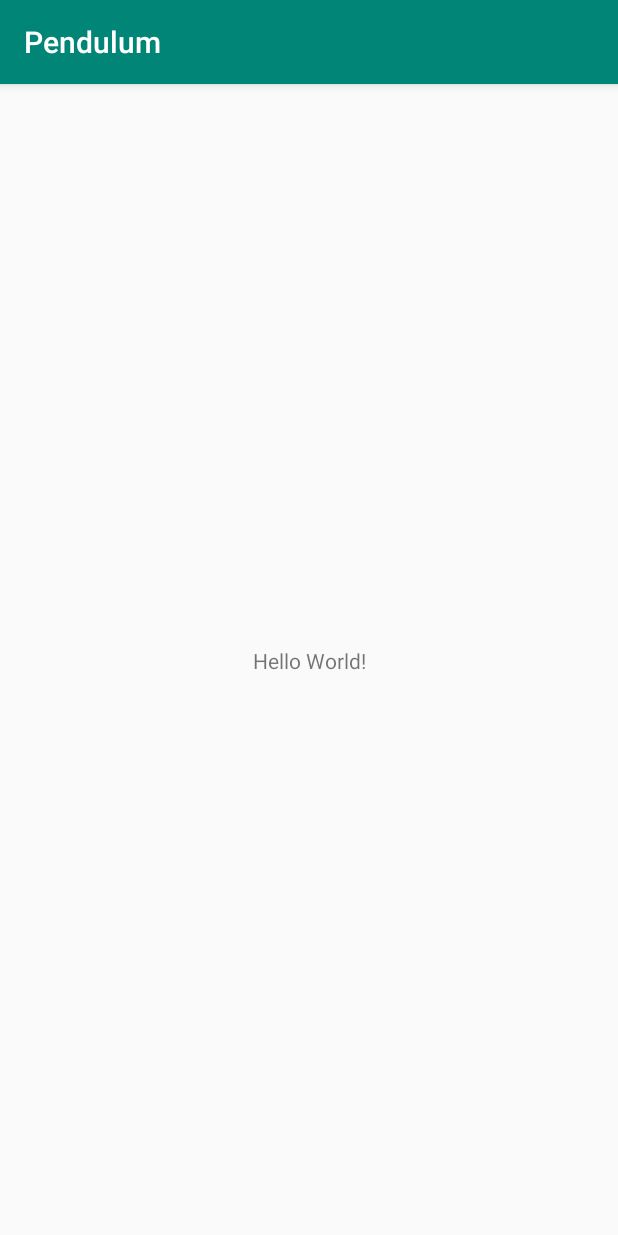
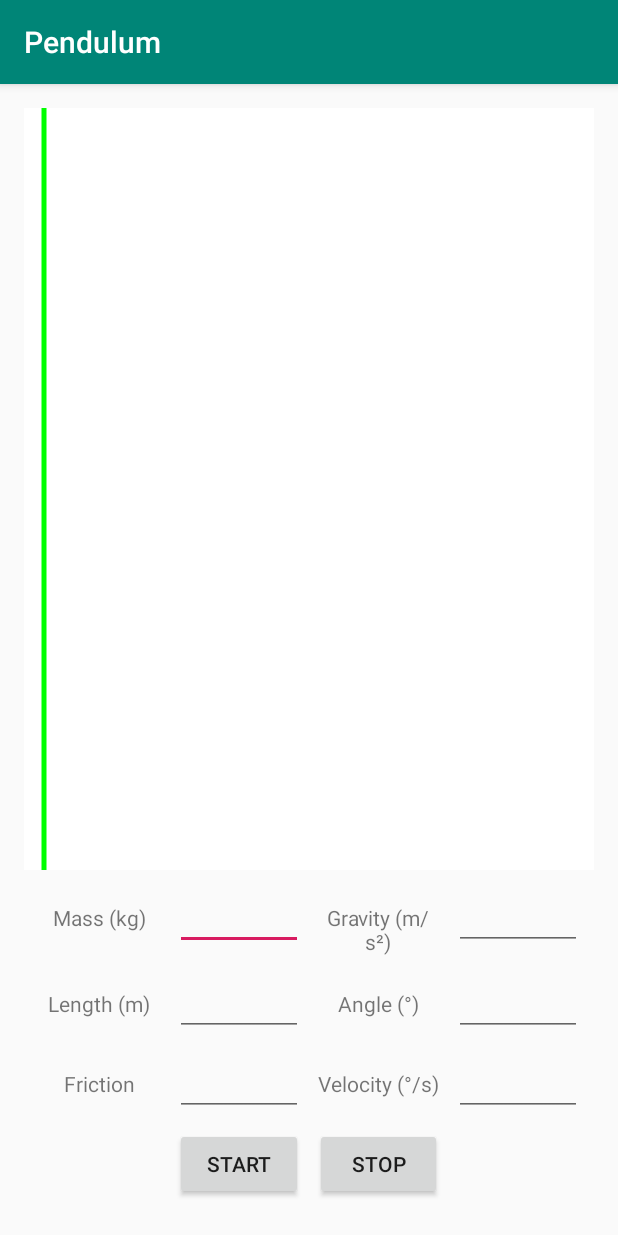
Before and after one commit to Javtor/PendulumAndroid, an Android app: the screen it shows after launch (MainActivity), on a phone screen of 412 x 824 dp. Run offline under Robolectric (Android 15) with nearby library versions, the phone set to English and light mode, and no system bars.

Commit message:
Basic layout

```diff
--- a/app/build.gradle
+++ b/app/build.gradle
@@ -4,7 +4,7 @@ android {
     compileSdkVersion 28
     defaultConfig {
         applicationId "com.javiertorres.pendulum"
-        minSdkVersion 15
+        minSdkVersion 21
         targetSdkVersion 28
         versionCode 1
         versionName "1.0"
--- /dev/null
+++ b/app/src/main/java/com/javiertorres/pendulum/CanvasView.java
@@ -0,0 +1,26 @@
+package com.javiertorres.pendulum;
+
+import android.content.Context;
+import android.graphics.Canvas;
+import android.graphics.Color;
+import android.graphics.Paint;
+import android.util.AttributeSet;
+import android.view.View;
+
+public class CanvasView extends View {
+
+    public CanvasView (Context cxt, AttributeSet attrs) {
+        super(cxt, attrs);
+        setMinimumHeight(100);
+        setMinimumWidth(100);
+    }
+
+    @Override
+    protected void onDraw(Canvas cv) {
+        cv.drawColor(Color.WHITE);
+        Paint p = new Paint();
+        p.setColor(Color.GREEN);
+        p.setStrokeWidth(5);
+        cv.drawLine(20, 0, 20, cv.getHeight(), p);
+    }
+}
--- a/app/src/main/java/com/javiertorres/pendulum/MainActivity.java
+++ b/app/src/main/java/com/javiertorres/pendulum/MainActivity.java
@@ -1,7 +1,10 @@
 package com.javiertorres.pendulum;
 
+import android.content.Context;
+import android.graphics.Canvas;
 import android.support.v7.app.AppCompatActivity;
 import android.os.Bundle;
+import android.view.View;
 
 public class MainActivity extends AppCompatActivity {
 
@@ -9,5 +12,7 @@ public class MainActivity extends AppCompatActivity {
     protected void onCreate(Bundle savedInstanceState) {
         super.onCreate(savedInstanceState);
         setContentView(R.layout.activity_main);
+
     }
+
 }
--- /dev/null
+++ b/app/src/main/java/com/javiertorres/pendulum/model/Pendulum.java
@@ -0,0 +1,82 @@
+package com.javiertorres.pendulum.model;
+
+public class Pendulum {
+
+	private double theta;
+	private double dTheta;
+	/**
+	 * Length
+	 */
+	private double L;
+	/**
+	 * Mass
+	 */
+	private double m;
+	/**
+	 * Gravity
+	 */
+	private double g;
+	/**
+	 * Friction
+	 */
+	private double k;
+
+	public Pendulum(double theta, double dTheta, double l, double m, double g, double k) {
+		super();
+		setTheta(theta);
+		this.dTheta = dTheta;
+		L = l;
+		this.m = m;
+		this.g = g;
+		this.k = k;
+	}
+
+	public double getTheta() {
+		return theta;
+	}
+
+	public void setTheta(double theta) {
+		this.theta = Math.toRadians(theta);
+	}
+
+	public double getDTheta() {
+		return dTheta;
+	}
+
+	public void setDTheta(double dTheta) {
+		this.dTheta = dTheta;
+	}
+
+	public void step(double dt) {
+		theta += dTheta*dt;
+		dTheta += (-(g/L)*Math.sin(theta)-k*dTheta)*dt;
+//		dTheta += (-(g/L)*theta-k*dTheta)*dt;
+	}
+
+	public double getX() {
+		return L*Math.sin(theta);
+	}
+
+	public double getY() {
+		return L*(1-Math.cos(theta));
+//		return 0;
+	}
+
+	public double getL() {
+		return L;
+	}
+
+	public void setL(double l) {
+		L = l;
+	}
+
+	public double getM() {
+		return m;
+	}
+
+	public void setM(double m) {
+		this.m = m;
+	}
+
+
+}
--- a/app/src/main/res/layout/activity_main.xml
+++ b/app/src/main/res/layout/activity_main.xml
@@ -1,18 +1,150 @@
 <?xml version="1.0" encoding="utf-8"?>
-<android.support.constraint.ConstraintLayout xmlns:android="http://schemas.android.com/apk/res/android"
-    xmlns:app="http://schemas.android.com/apk/res-auto"
-    xmlns:tools="http://schemas.android.com/tools"
-    android:layout_width="match_parent"
-    android:layout_height="match_parent"
-    tools:context=".MainActivity">
+<LinearLayout xmlns:android="http://schemas.android.com/apk/res/android"
+    android:layout_width="fill_parent"
+    android:layout_height="fill_parent"
+    android:orientation="vertical"
+    android:padding="16dp">
 
-    <TextView
-        android:layout_width="wrap_content"
+    <view
+        android:id="@+id/view"
+        class="com.javiertorres.pendulum.CanvasView"
+        android:layout_width="fill_parent"
+        android:layout_height="0dp"
+        android:layout_weight="1" />
+
+    <GridLayout
+        android:layout_width="fill_parent"
         android:layout_height="wrap_content"
-        android:text="Hello World!"
-        app:layout_constraintBottom_toBottomOf="parent"
-        app:layout_constraintLeft_toLeftOf="parent"
-        app:layout_constraintRight_toRightOf="parent"
-        app:layout_constraintTop_toTopOf="parent" />
+        android:alignmentMode="alignBounds"
 
-</android.support.constraint.ConstraintLayout>
+        android:columnCount="4"
+        android:padding="4dp"
+        android:rowOrderPreserved="false"
+        android:useDefaultMargins="true">
+
+        <TextView
+            android:layout_width="0dp"
+            android:layout_height="wrap_content"
+            android:layout_columnWeight="1"
+            android:layout_gravity="fill_horizontal"
+            android:gravity="center"
+            android:text="@string/mass_kg" />
+
+        <EditText
+            android:id="@+id/txtMass"
+            android:layout_width="0dp"
+            android:layout_height="wrap_content"
+            android:layout_columnWeight="1"
+            android:layout_gravity="fill_horizontal"
+            android:gravity="center"
+            android:inputType="numberDecimal" />
+
+        <TextView
+            android:layout_width="0dp"
+            android:layout_height="wrap_content"
+            android:layout_columnWeight="1"
+            android:layout_gravity="fill_horizontal"
+            android:gravity="center"
+            android:text="@string/gravity_m_s" />
+
+        <EditText
+            android:id="@+id/txtGravity"
+            android:layout_width="0dp"
+            android:layout_height="wrap_content"
+            android:layout_columnWeight="1"
+            android:layout_gravity="fill_horizontal"
+            android:gravity="center"
+            android:inputType="numberDecimal" />
+
+        <TextView
+            android:layout_width="0dp"
+            android:layout_height="wrap_content"
+            android:layout_columnWeight="1"
+            android:layout_gravity="fill_horizontal"
+            android:gravity="center"
+            android:text="@string/length_m" />
+
+        <EditText
+            android:id="@+id/txtLength"
+            android:layout_width="0dp"
+            android:layout_height="wrap_content"
+            android:layout_columnWeight="1"
+            android:layout_gravity="fill_horizontal"
+            android:gravity="center"
+            android:inputType="numberDecimal" />
+
+        <TextView
+            android:layout_width="0dp"
+            android:layout_height="wrap_content"
+            android:layout_columnWeight="1"
+            android:layout_gravity="fill_horizontal"
+            android:gravity="center"
+            android:text="@string/angle" />
+
+        <EditText
+            android:id="@+id/txtAngle"
+            android:layout_width="0dp"
+            android:layout_height="wrap_content"
+            android:layout_columnWeight="1"
+            android:layout_gravity="fill_horizontal"
+            android:gravity="center"
+            android:inputType="numberDecimal" />
+
+        <TextView
+            android:layout_width="0dp"
+            android:layout_height="wrap_content"
+            android:layout_columnWeight="1"
+            android:layout_gravity="fill_horizontal"
+            android:gravity="center"
+            android:text="@string/friction" />
+
+        <EditText
+            android:id="@+id/txtFriction"
+            android:layout_width="0dp"
+            android:layout_height="wrap_content"
+            android:layout_columnWeight="1"
+            android:layout_gravity="fill_horizontal"
+            android:gravity="center"
+            android:inputType="numberDecimal" />
+
+        <TextView
+            android:layout_width="0dp"
+            android:layout_height="wrap_content"
+            android:layout_columnWeight="1"
+            android:layout_gravity="fill_horizontal"
+            android:gravity="center"
+            android:text="@string/velocity_s" />
+
+        <EditText
+            android:id="@+id/txtVel"
+            android:layout_width="0dp"
+            android:layout_height="wrap_content"
+            android:layout_columnWeight="1"
+            android:layout_gravity="fill_horizontal"
+            android:gravity="center"
+            android:inputType="numberDecimal" />
+
+
+        <Space
+            android:layout_width="0dp"
+            android:layout_height="wrap_content"
+            android:layout_columnWeight="1" />
+
+        <Button
+            android:id="@+id/btnStart"
+            android:layout_width="0dp"
+            android:layout_height="wrap_content"
+            android:layout_columnWeight="1"
+            android:text="@string/start" />
+
+
+        <Button
+            android:id="@+id/btnStop"
+            android:layout_width="0dp"
+            android:layout_height="wrap_content"
+            android:layout_columnWeight="1"
+            android:text="@string/stop" />
+
+    </GridLayout>
+
+</LinearLayout>
--- a/app/src/main/res/values/strings.xml
+++ b/app/src/main/res/values/strings.xml
@@ -1,3 +1,11 @@
 <resources>
     <string name="app_name">Pendulum</string>
+    <string name="stop">Stop</string>
+    <string name="start">Start</string>
+    <string name="mass_kg">Mass (kg)</string>
+    <string name="gravity_m_s">Gravity (m/s²)</string>
+    <string name="velocity_s">Velocity (°/s)</string>
+    <string name="friction">Friction</string>
+    <string name="angle">Angle (°)</string>
+    <string name="length_m">Length (m)</string>
 </resources>
```
